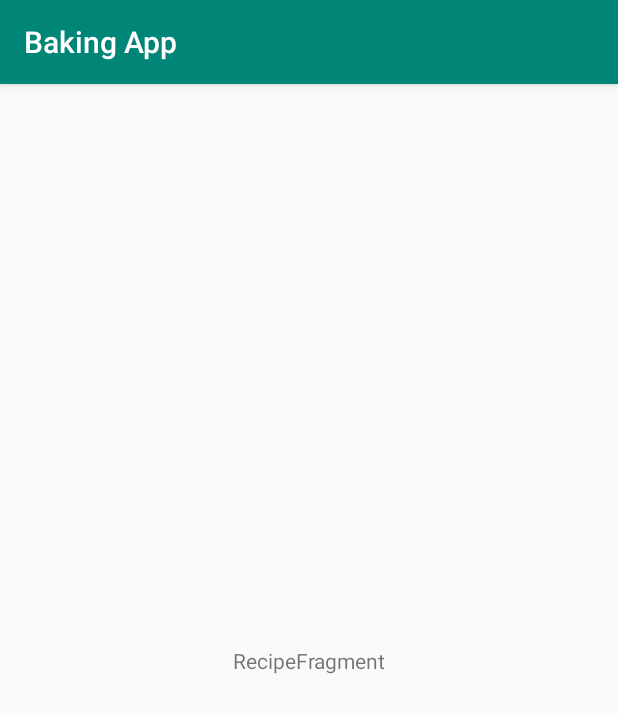
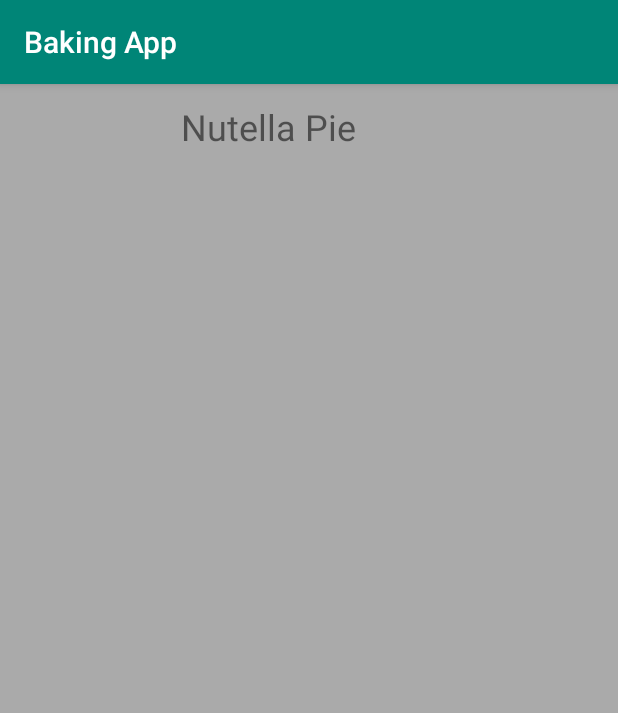
Before and after one commit to adodge1/udacity-baking-app-project3, an Android app: the screen it shows after launch (RecipeActivity), on a phone screen of 412 x 824 dp. Shown: the top 713 px of the screen. Run offline under Robolectric (Android 15) with nearby library versions, the phone set to English and light mode, and no system bars.

```diff
--- a/app/src/main/java/com/example/android/bakingapp/RecipeActivity.java
+++ b/app/src/main/java/com/example/android/bakingapp/RecipeActivity.java
@@ -1,7 +1,9 @@
 package com.example.android.bakingapp;
+
 
 import android.support.v7.app.AppCompatActivity;
 import android.os.Bundle;
+
 
 import com.example.android.bakingapp.ui.recipe.RecipeFragment;
 
@@ -17,4 +19,5 @@ public class RecipeActivity extends AppCompatActivity {
                     .commitNow();
         }
     }
+
 }
--- a/app/src/main/java/com/example/android/bakingapp/RecipeListAdapter.java
+++ b/app/src/main/java/com/example/android/bakingapp/RecipeListAdapter.java
@@ -1,4 +1,96 @@
 package com.example.android.bakingapp;
 
-public class RecipeListAdapter extends RecyclerView.Adapter {
+import android.content.Context;
+
+import android.support.v7.widget.RecyclerView;
+
+import android.view.LayoutInflater;
+import android.view.View;
+import android.view.ViewGroup;
+import android.widget.ImageView;
+import android.widget.TextView;
+
+import com.example.android.bakingapp.model.Recipe;
+
+import java.util.ArrayList;
+
+
+public class RecipeListAdapter extends RecyclerView.Adapter<RecipeListAdapter.ItemRecyclerViewHolder> {
+
+    private ArrayList<Recipe> mRecipies;
+   // private final ItemRecyclerAdapterOnClickHandler mClickHandler;
+
+    public interface ItemRecyclerAdapterOnClickHandler {
+        void onClick(Recipe selectedRecipe);
+    }
+
+   // public RecipeListAdapter(ItemRecyclerAdapterOnClickHandler clickHandler) {
+   //     mClickHandler = clickHandler;
+   // }
+
+
+
+    public class ItemRecyclerViewHolder extends RecyclerView.ViewHolder implements View.OnClickListener {
+
+        public final ImageView mRecipeImageView;
+        public final TextView mRecipeTextView;
+
+        public ItemRecyclerViewHolder(View view) {
+            super(view);
+            view.setOnClickListener(this);
+            mRecipeImageView = view.findViewById(R.id.recipeItemImage);
+            mRecipeTextView = view.findViewById(R.id.recipeItemText);
+        }
+
+
+
+        @Override
+        public void onClick(View view) {
+            // Get the item clicked
+           // Recipe myMovieSelected = mRecipies.get(getAdapterPosition());
+            // Then you can do any actions on it, for example:
+          //  mClickHandler.onClick(myMovieSelected);
+        }
+
+
+    }
+
+
+
+
+    /* The adapter provides access to our data. It also provides the views for the displayed items.
+    We create our custom recycler adapter by extending the RecyclerView.Adapter class.
+    There are three methods that you must implement:
+    onCreateViewHolder() – creates a new ViewHolder containing our image
+    onBindViewHolder() – displays our image at the specified position in the list
+    getItemCount() – gets the number of items in the adapter*/
+
+    @Override
+    public ItemRecyclerViewHolder onCreateViewHolder(ViewGroup viewGroup, int viewType) {
+        Context context = viewGroup.getContext();
+        int layoutIdForListItem = R.layout.recipe_list_item;
+        LayoutInflater inflater = LayoutInflater.from(context);
+        View mView = inflater.inflate(layoutIdForListItem, viewGroup, false);
+        return new ItemRecyclerViewHolder(mView);
+    }
+
+    @Override
+    public void onBindViewHolder(ItemRecyclerViewHolder holder, int position) {
+        Recipe recipe = mRecipies.get(position);
+        TextView textViewName =  holder.mRecipeTextView;
+        textViewName.append(recipe.getRecipeName());
+    }
+
+
+    @Override
+    public int getItemCount() {
+        if (null == mRecipies) return 0;
+        return mRecipies.size();
+    }
+
+    public void setRecipeData (ArrayList<Recipe> recipeData){
+        mRecipies = recipeData;
+        notifyDataSetChanged();
+    }
+
 }
--- a/app/src/main/java/com/example/android/bakingapp/ui/recipe/RecipeFragment.java
+++ b/app/src/main/java/com/example/android/bakingapp/ui/recipe/RecipeFragment.java
@@ -1,19 +1,37 @@
 package com.example.android.bakingapp.ui.recipe;
 
 import android.arch.lifecycle.ViewModelProviders;
+
 import android.os.Bundle;
 import android.support.annotation.NonNull;
 import android.support.annotation.Nullable;
 import android.support.v4.app.Fragment;
+
+import android.support.v7.widget.LinearLayoutManager;
+import android.support.v7.widget.RecyclerView;
 import android.view.LayoutInflater;
 import android.view.View;
 import android.view.ViewGroup;
 
+
 import com.example.android.bakingapp.R;
+import com.example.android.bakingapp.RecipeListAdapter;
+import com.example.android.bakingapp.model.Ingredient;
+import com.example.android.bakingapp.model.Recipe;
+import com.example.android.bakingapp.model.Step;
+
+import java.util.ArrayList;
+
+
+
 
 public class RecipeFragment extends Fragment {
 
     private RecipeViewModel mViewModel;
+
+    public static ArrayList<Recipe> mRecipesArray = new ArrayList<Recipe>();
+    private static final String RECIPES_ARRAY_INTENT_KEY = "recipesArray";
+
 
     public static RecipeFragment newInstance() {
         return new RecipeFragment();
@@ -23,7 +41,53 @@ public class RecipeFragment extends Fragment {
     @Override
     public View onCreateView(@NonNull LayoutInflater inflater, @Nullable ViewGroup container,
                              @Nullable Bundle savedInstanceState) {
-        return inflater.inflate(R.layout.recipe_fragment, container, false);
+
+        View view = inflater.inflate(R.layout.recipe_fragment, container, false);
+        RecyclerView recyclerView = view.findViewById(R.id.rv_recipeList);
+
+        RecipeListAdapter recipeListAdapter = new RecipeListAdapter();
+
+        recyclerView.setAdapter(recipeListAdapter);
+
+        RecyclerView.LayoutManager layoutManager = new LinearLayoutManager(getActivity());
+        recyclerView.setLayoutManager(layoutManager);
+
+        if (savedInstanceState != null && savedInstanceState.containsKey(RECIPES_ARRAY_INTENT_KEY)) {
+            mRecipesArray = savedInstanceState.getParcelableArrayList(RECIPES_ARRAY_INTENT_KEY);
+        }
+
+
+
+        ///TESTING
+            Ingredient ingredient1 = new Ingredient("Graham Cracker crumbs","2","cup");
+            Ingredient ingredient2 = new Ingredient("unsalted butter, melted","6","TBLSP");
+            ArrayList<Ingredient> mIngredientsArray = new ArrayList<Ingredient>();
+            mIngredientsArray.add(ingredient1);
+            mIngredientsArray.add(ingredient2);
+            Step step1 = new Step(0,"Recipe Introduction","Recipe Introduction","https://d17h27t6h515a5.cloudfront.net/topher/2017/April/58ffd974_-intro-creampie/-intro-creampie.mp4","");
+            Step step2 = new Step(1,"Starting prep","1. Preheat the oven to 350\u00b0F. Butter a 9\" deep dish pie pan.","","");
+            ArrayList<Step> mStepsArray = new ArrayList<Step>();
+            mStepsArray.add(step1);
+            mStepsArray.add(step2);
+            Recipe myTestRecipe = new Recipe("Nutella Pie",mIngredientsArray,mStepsArray,8,"");
+            mRecipesArray.add(myTestRecipe);
+
+            //getting the data
+
+
+
+        recipeListAdapter.setRecipeData(mRecipesArray);
+        return view;
+
+    }
+
+
+
+    @Override
+    public void onSaveInstanceState(@NonNull Bundle outState) {
+        // Save data
+        outState.putParcelableArrayList(RECIPES_ARRAY_INTENT_KEY, mRecipesArray);
+        super.onSaveInstanceState(outState);
     }
 
     @Override
@@ -31,6 +95,8 @@ public class RecipeFragment extends Fragment {
         super.onActivityCreated(savedInstanceState);
         mViewModel = ViewModelProviders.of(this).get(RecipeViewModel.class);
         // TODO: Use the ViewModel
+
+
     }
 
 }
--- a/app/src/main/res/layout/recipe_fragment.xml
+++ b/app/src/main/res/layout/recipe_fragment.xml
@@ -1,20 +1,25 @@
 <?xml version="1.0" encoding="utf-8"?>
-<android.support.constraint.ConstraintLayout xmlns:android="http://schemas.android.com/apk/res/android"
-    xmlns:app="http://schemas.android.com/apk/res-auto"
+<RelativeLayout xmlns:android="http://schemas.android.com/apk/res/android"
     xmlns:tools="http://schemas.android.com/tools"
-    android:id="@+id/recipe"
     android:layout_width="match_parent"
     android:layout_height="match_parent"
     tools:context=".ui.recipe.RecipeFragment">
 
-    <TextView
-        android:id="@+id/message"
-        android:layout_width="wrap_content"
-        android:layout_height="wrap_content"
-        android:text="RecipeFragment"
-        app:layout_constraintBottom_toBottomOf="parent"
-        app:layout_constraintEnd_toEndOf="parent"
-        app:layout_constraintStart_toStartOf="parent"
-        app:layout_constraintTop_toTopOf="parent" />
+    <ProgressBar
+        android:id="@+id/progress_bar"
+        android:layout_width="60dp"
+        android:layout_height="60dp"
+        android:visibility="gone"
+        android:layout_gravity="center"
+        android:layout_centerInParent="true"/>
 
-</android.support.constraint.ConstraintLayout>
+    <android.support.v7.widget.RecyclerView
+        android:layout_below="@id/progress_bar"
+        android:id="@+id/rv_recipeList"
+        android:layout_width="match_parent"
+        android:layout_height="match_parent"
+        android:background="@android:color/darker_gray"
+        >
+    </android.support.v7.widget.RecyclerView>
+
+</RelativeLayout>
--- a/app/src/main/res/layout/recipe_list_item.xml
+++ b/app/src/main/res/layout/recipe_list_item.xml
@@ -18,6 +18,5 @@
         android:layout_weight="3"
         android:layout_margin="12dp"
         android:textSize="24sp"
-        android:text="New Text"
         android:id="@+id/recipeItemText"/>
 </LinearLayout>
--- a/build.gradle
+++ b/build.gradle
@@ -7,7 +7,7 @@ buildscript {
         jcenter()
     }
     dependencies {
-        classpath 'com.android.tools.build:gradle:3.2.1'
+        classpath 'com.android.tools.build:gradle:3.3.0'
 
 
         // NOTE: Do not place your application dependencies here; they belong
--- a/gradle.properties
+++ b/gradle.properties
@@ -11,3 +11,7 @@ org.gradle.jvmargs=-Xmx1536m
 # This option should only be used with decoupled projects. More details, visit
 # http://www.gradle.org/docs/current/userguide/multi_project_builds.html#sec:decoupled_projects
 # org.gradle.parallel=true
+
+#butterknife
+#android.android.enableJetifier=true
+#android.useAndroidX=true
```
Also changed, not shown: app/build.gradle (+8 -2 lines), app/src/main/AndroidManifest.xml (+11 -1 lines), app/src/main/java/com/example/android/bakingapp/utils/NetworkUtils.java (+6 -2 lines), app/src/main/java/com/example/android/bakingapp/utils/RecipeDataUtils.java (+230 -0 lines), gradle/wrapper/gradle-wrapper.properties.
